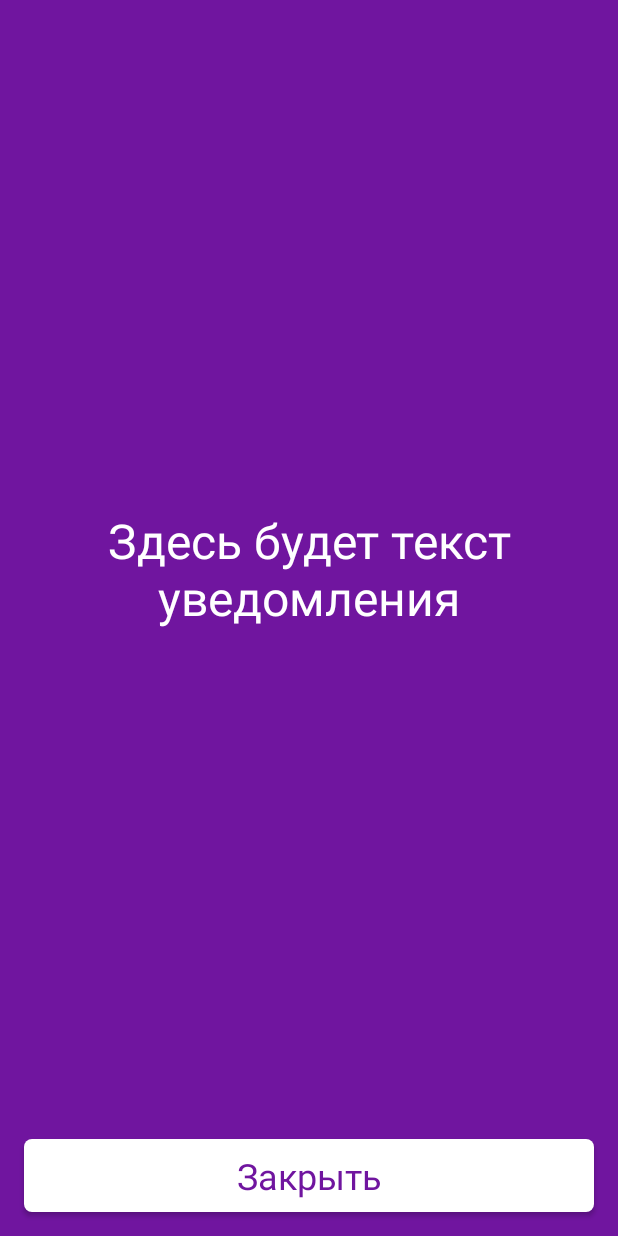
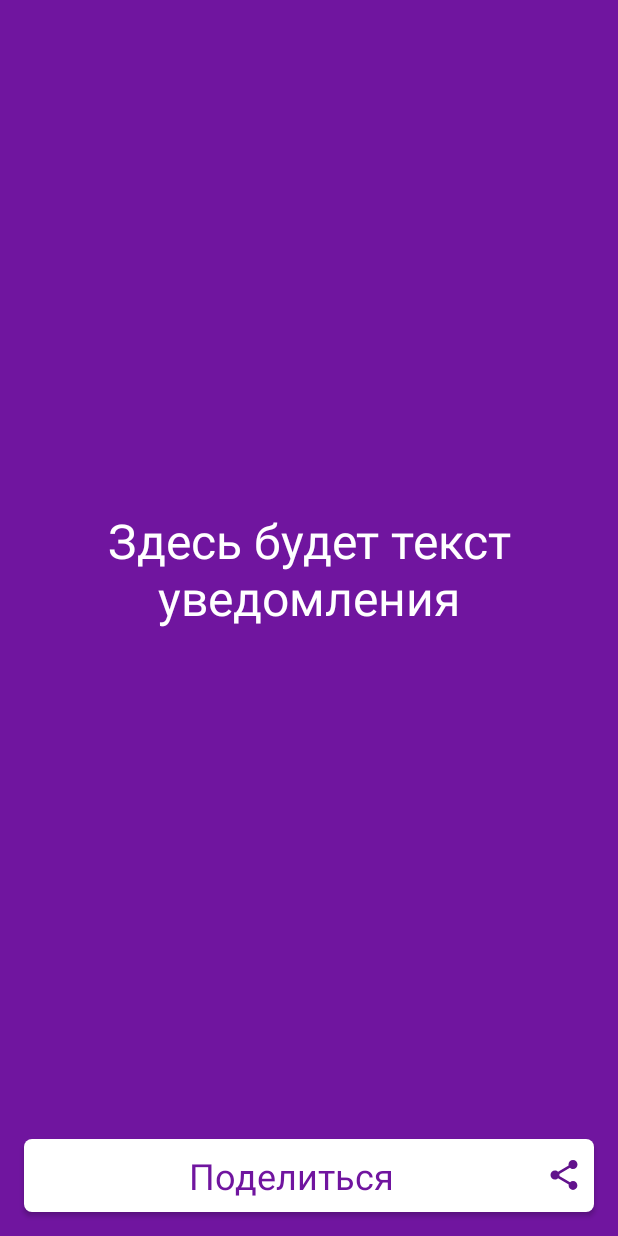
Before and after one commit to ababinok/stopdrinking, an Android app: the layout activity_notification.xml on its own in the app's theme, with its tools: preview values and no code run, on a phone screen of 412 x 824 dp. Run offline under Robolectric (Android 15) with nearby library versions, the light colour scheme and no system bars.

Commit message:
Добавил кнопку поделиться на форму уведомления

```diff
--- /dev/null
+++ b/app/src/main/res/drawable/ic_share_24dp.xml
@@ -0,0 +1,5 @@
+<vector android:height="24dp" android:tint="#62128c"
+    android:viewportHeight="24.0" android:viewportWidth="24.0"
+    android:width="24dp" xmlns:android="http://schemas.android.com/apk/res/android">
+    <path android:fillColor="#62128c" android:pathData="M18,16.08c-0.76,0 -1.44,0.3 -1.96,0.77L8.91,12.7c0.05,-0.23 0.09,-0.46 0.09,-0.7s-0.04,-0.47 -0.09,-0.7l7.05,-4.11c0.54,0.5 1.25,0.81 2.04,0.81 1.66,0 3,-1.34 3,-3s-1.34,-3 -3,-3 -3,1.34 -3,3c0,0.24 0.04,0.47 0.09,0.7L8.04,9.81C7.5,9.31 6.79,9 6,9c-1.66,0 -3,1.34 -3,3s1.34,3 3,3c0.79,0 1.5,-0.31 2.04,-0.81l7.12,4.16c-0.05,0.21 -0.08,0.43 -0.08,0.65 0,1.61 1.31,2.92 2.92,2.92 1.61,0 2.92,-1.31 2.92,-2.92s-1.31,-2.92 -2.92,-2.92z"/>
+</vector>
--- a/app/src/main/res/layout/activity_notification.xml
+++ b/app/src/main/res/layout/activity_notification.xml
@@ -13,7 +13,7 @@
         android:id="@+id/notification_tv"
         style="@style/GeneralText"
         android:layout_height="match_parent"
-        android:layout_above="@id/close_button"
+        android:layout_above="@id/share_button"
         android:textAlignment="center"
         android:textAppearance="@style/TextAppearance.AppCompat.Headline"
         app:autoSizeMaxTextSize="32sp"
@@ -21,11 +21,12 @@
         tools:text="Здесь будет текст уведомления" />
 
     <Button
-        android:id="@+id/close_button"
+        android:id="@+id/share_button"
         style="@style/Buttons"
         android:layout_width="match_parent"
         android:layout_alignParentBottom="true"
-        android:text="@string/close"
+        android:drawableEnd="@drawable/ic_share_24dp"
+        android:text="@string/share"
         android:textAppearance="@style/Base.TextAppearance.AppCompat.Headline"
         android:textColor="@color/primary" />
 
--- a/app/src/main/res/values/strings.xml
+++ b/app/src/main/res/values/strings.xml
@@ -10,6 +10,7 @@
         Просто читай все уведомления от приложения. Подсознание сделает всю остальную работу.</string>
     <string name="how_it_works">Как это работает?</string>
     <string name="close">Закрыть</string>
+    <string name="share">Поделиться</string>
     <string name="header_text">Бросить пить</string>
     <string name="how_it_works_description">Большинство решений человек принимает подсознательно, исходя из собственного жизненного опыта и
         имеющихся знаний, с учётом контекста текущих событий. Порой, даже зная о вреде чего-либо, человек по воле
```
Also changed, not shown: app/src/main/java/com/ofnicon/stopdrinking/activities/NotificationActivity.java (+4 -3 lines), app/src/main/java/com/ofnicon/stopdrinking/core/NotifManager.java (+8 -0 lines).
